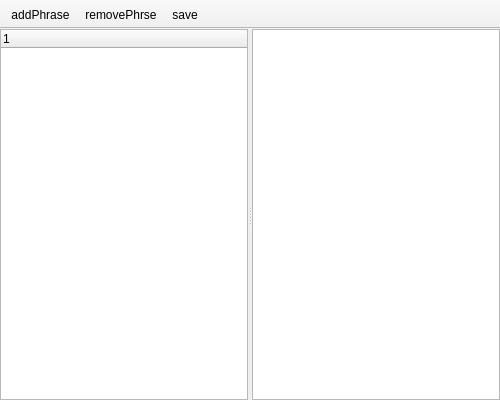
This is PhraseEditorUI.ui in kiry665/FastPaste as Qt 5 draws it before an edit. The edited form follows.
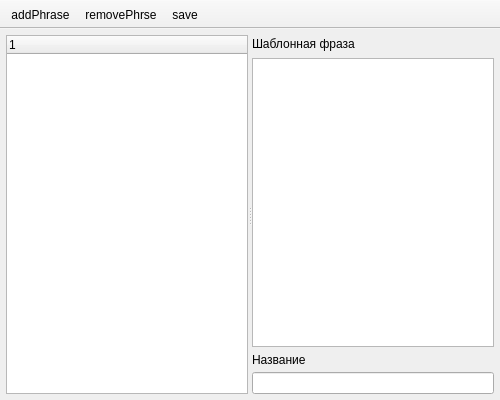
This is the edited form. Icons and pictures are not drawn.

Commit message: class inheritance

Patch:
```diff
--- a/PhraseEditorUI.ui
+++ b/PhraseEditorUI.ui
@@ -16,16 +16,19 @@
   <widget class="QWidget" name="centralwidget">
    <layout class="QGridLayout" name="gridLayout">
     <property name="leftMargin">
-     <number>0</number>
+     <number>6</number>
     </property>
     <property name="topMargin">
-     <number>0</number>
+     <number>6</number>
     </property>
     <property name="rightMargin">
-     <number>0</number>
+     <number>6</number>
     </property>
     <property name="bottomMargin">
-     <number>0</number>
+     <number>6</number>
+    </property>
+    <property name="spacing">
+     <number>4</number>
     </property>
     <item row="0" column="0">
      <widget class="QSplitter" name="splitter">
@@ -39,7 +42,52 @@
         </property>
        </column>
       </widget>
-      <widget class="QTextEdit" name="textEdit"/>
+      <widget class="QWidget" name="layoutWidget">
+       <layout class="QVBoxLayout" name="verticalLayout">
+        <property name="sizeConstraint">
+         <enum>QLayout::SetMinimumSize</enum>
+        </property>
+        <item>
+         <widget class="QLabel" name="label">
+          <property name="maximumSize">
+           <size>
+            <width>16777215</width>
+            <height>17</height>
+           </size>
+          </property>
+          <property name="text">
+           <string>Шаблонная фраза</string>
+          </property>
+         </widget>
+        </item>
+        <item>
+         <widget class="QTextEdit" name="textEdit">
+          <property name="sizePolicy">
+           <sizepolicy hsizetype="Preferred" vsizetype="Preferred">
+            <horstretch>0</horstretch>
+            <verstretch>0</verstretch>
+           </sizepolicy>
+          </property>
+         </widget>
+        </item>
+        <item>
+         <widget class="QLabel" name="label_2">
+          <property name="maximumSize">
+           <size>
+            <width>16777215</width>
+            <height>13</height>
+           </size>
+          </property>
+          <property name="text">
+           <string>Название</string>
+          </property>
+         </widget>
+        </item>
+        <item>
+         <widget class="QLineEdit" name="lineEdit"/>
+        </item>
+       </layout>
+      </widget>
      </widget>
     </item>
    </layout>
```
Left out of the diff: 13 changed lines with no effect on the pictures. The commit also changes 3 other files.
